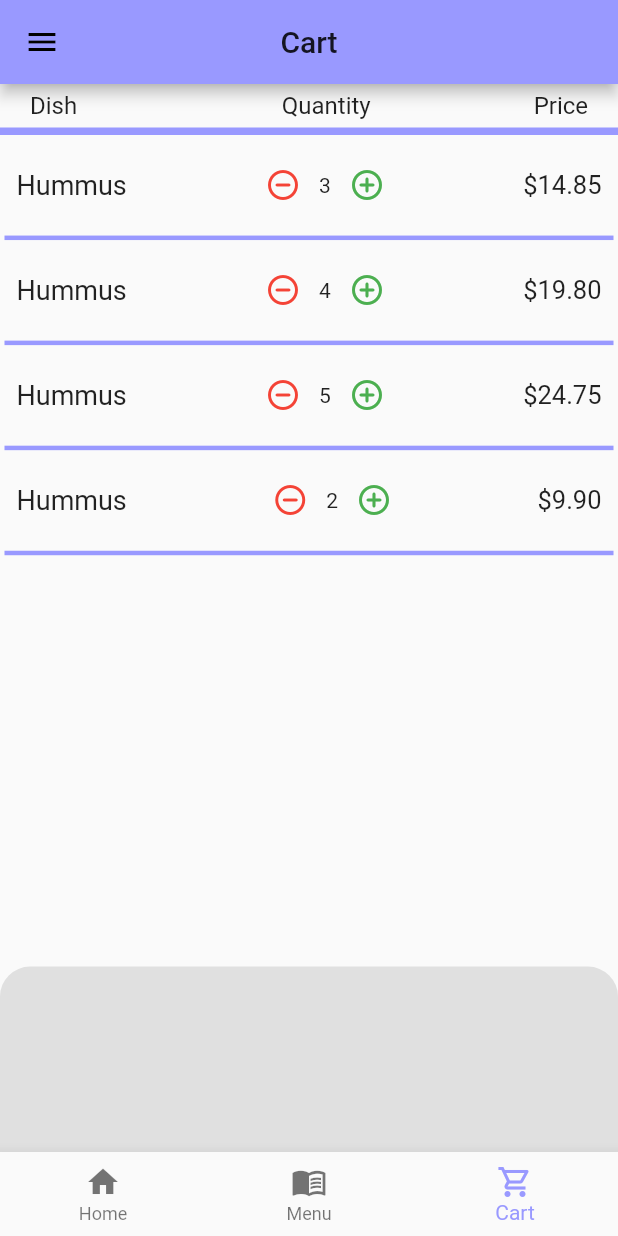
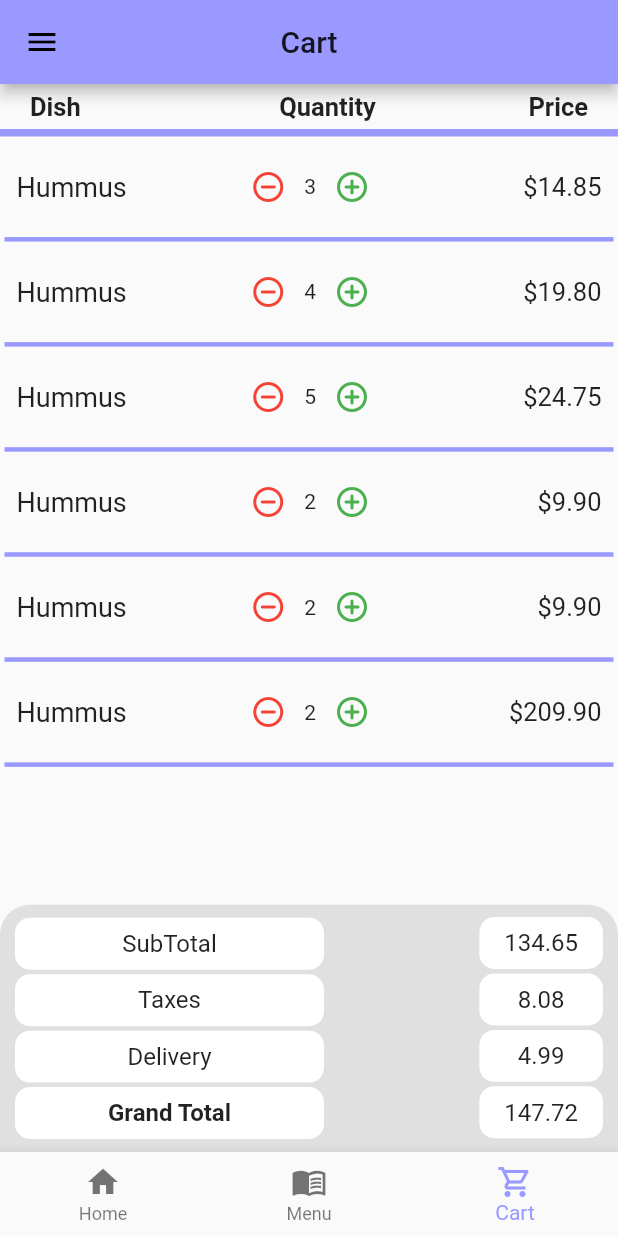
Before and after one commit to MohanpreetS/flutter_projects, a Flutter app: the screen it shows after launch, scrolled down 128 dp, after a tap on the "shopping cart" icon, on a phone screen of 412 x 824 dp. Run offline on Flutter 3.47's test engine with Material 2 defaults, Android fonts, the phone set to English and light mode, and no system bars; our stand-ins replace carousel_slider, shared_preferences, sticky_headers.

Commit message:
completed cart screen

```diff
--- a/rodhos/lib/providers/order.dart
+++ b/rodhos/lib/providers/order.dart
@@ -48,6 +48,39 @@ class Order with ChangeNotifier {
       ),
       quantity: 2,
       orderItemId: 'o4',
+    ),
+    OrderItem(
+      dish: DishItem(
+        title: 'Hummus',
+        description:
+            'Pureed chick peas, oil, and garlic spread, served with pita',
+        price: 4.95,
+        category: 'Appetizers',
+      ),
+      quantity: 2,
+      orderItemId: 'o5',
+    ),
+    OrderItem(
+      dish: DishItem(
+        title: 'Hummus',
+        description:
+            'Pureed chick peas, oil, and garlic spread, served with pita',
+        price: 104.95,
+        category: 'Appetizers',
+      ),
+      quantity: 2,
+      orderItemId: 'o6',
+    ),
+    OrderItem(
+      dish: DishItem(
+        title: 'Hummus',
+        description:
+            'Pureed chick peas, oil, and garlic spread, served with pita',
+        price: 4.95,
+        category: 'Appetizers',
+      ),
+      quantity: 2,
+      orderItemId: 'o7',
     )
   ];
   String orderId;
@@ -75,4 +108,12 @@ class Order with ChangeNotifier {
     }
     notifyListeners();
   }
+
+  double subTotal() {
+    double sub = 0;
+    _orderItems.forEach((element) {
+      sub += element.dish.price;
+    });
+    return sub;
+  }
 }
--- a/rodhos/lib/screens/cart_screen.dart
+++ b/rodhos/lib/screens/cart_screen.dart
@@ -4,6 +4,7 @@ import 'package:provider/provider.dart';
 import '../providers/order.dart';
 import '../widgets/main_drawer.dart';
 import '../widgets/cart_panel.dart';
+import '../widgets/cart_total_box.dart';
 
 class CartScreen extends StatefulWidget {
   static const routeName = '/CartScreen';
@@ -13,6 +14,7 @@ class CartScreen extends StatefulWidget {
 }
 
 class _CartScreenState extends State<CartScreen> {
+  final deliveryCharge = 4.99;
   @override
   Widget build(BuildContext context) {
     var order = Provider.of<Order>(context);
@@ -38,17 +40,26 @@ class _CartScreenState extends State<CartScreen> {
                     Expanded(
                         child: Text(
                       'Dish',
-                      style: TextStyle(fontSize: 16),
+                      style: TextStyle(
+                        fontSize: 17,
+                        fontWeight: FontWeight.bold,
+                      ),
                     )),
                     Expanded(
                       child: Text(
                         'Quantity',
-                        style: TextStyle(fontSize: 16),
+                        style: TextStyle(
+                          fontSize: 17,
+                          fontWeight: FontWeight.bold,
+                        ),
                       ),
                     ),
                     Text(
                       'Price',
-                      style: TextStyle(fontSize: 16),
+                      style: TextStyle(
+                        fontSize: 17,
+                        fontWeight: FontWeight.bold,
+                      ),
                     ),
                     SizedBox(
                       width: 20,
@@ -74,12 +85,22 @@ class _CartScreenState extends State<CartScreen> {
                   },
                   itemCount: order.orderItems.length,
                 ),
-                height: mQuery.size.height * 0.58,
+                height: mQuery.size.height * 0.529,
               ),
             ],
           ),
           Container(
-            height: mQuery.size.height * 0.15,
+            child: Column(
+              mainAxisAlignment: MainAxisAlignment.center,
+              children: [
+                CartTotalBox('SubTotal', order.subTotal()),
+                CartTotalBox('Taxes', order.subTotal() * 0.06),
+                CartTotalBox('Delivery', deliveryCharge),
+                CartTotalBox(
+                    'Grand Total', order.subTotal() * 1.06 + deliveryCharge)
+              ],
+            ),
+            height: mQuery.size.height * 0.2,
             decoration: BoxDecoration(
               borderRadius: BorderRadius.only(
                 topLeft: Radius.circular(20),
--- a/rodhos/lib/widgets/cart_panel.dart
+++ b/rodhos/lib/widgets/cart_panel.dart
@@ -58,10 +58,15 @@ class _CartPanelState extends State<CartPanel> {
                 )
               ],
             ),
-            Text(
-              '\$' + subTotal,
-              style: TextStyle(
-                fontSize: 17,
+            Container(
+              width: mQuery.size.width * 0.175,
+              child: Text(
+                '\$' + subTotal,
+                style: TextStyle(
+                  fontSize: 17,
+                ),
+                softWrap: true,
+                textAlign: TextAlign.right,
               ),
             ),
           ],
--- /dev/null
+++ b/rodhos/lib/widgets/cart_total_box.dart
@@ -0,0 +1,58 @@
+import 'package:flutter/material.dart';
+
+class CartTotalBox extends StatelessWidget {
+  final String title;
+  final double amount;
+
+  CartTotalBox(this.title, this.amount);
+  @override
+  Widget build(BuildContext context) {
+    final mQuery = MediaQuery.of(context);
+    return Container(
+      child: Row(
+        mainAxisAlignment: MainAxisAlignment.spaceBetween,
+        children: [
+          Container(
+            child: Center(
+                child: Text(
+              title,
+              style: TextStyle(
+                  fontSize: 16,
+                  fontWeight: (title == 'Grand Total')
+                      ? FontWeight.bold
+                      : FontWeight.normal),
+            )),
+            margin: EdgeInsets.only(
+              left: 10,
+            ),
+            width: mQuery.size.width * 0.5,
+            height: mQuery.size.height * 0.042,
+            decoration: BoxDecoration(
+              color: Colors.white,
+              borderRadius: BorderRadius.circular(10),
+            ),
+          ),
+          Container(
+            child: Center(
+              child: Text(
+                amount.toStringAsFixed(2),
+                style: TextStyle(
+                  fontSize: 16,
+                ),
+              ),
+            ),
+            width: mQuery.size.width * 0.2,
+            height: mQuery.size.height * 0.042,
+            margin: EdgeInsets.only(
+              right: 10,
+              top: 1,
+              bottom: 2,
+            ),
+            decoration: BoxDecoration(
+                color: Colors.white, borderRadius: BorderRadius.circular(10)),
+          ),
+        ],
+      ),
+    );
+  }
+}
```
